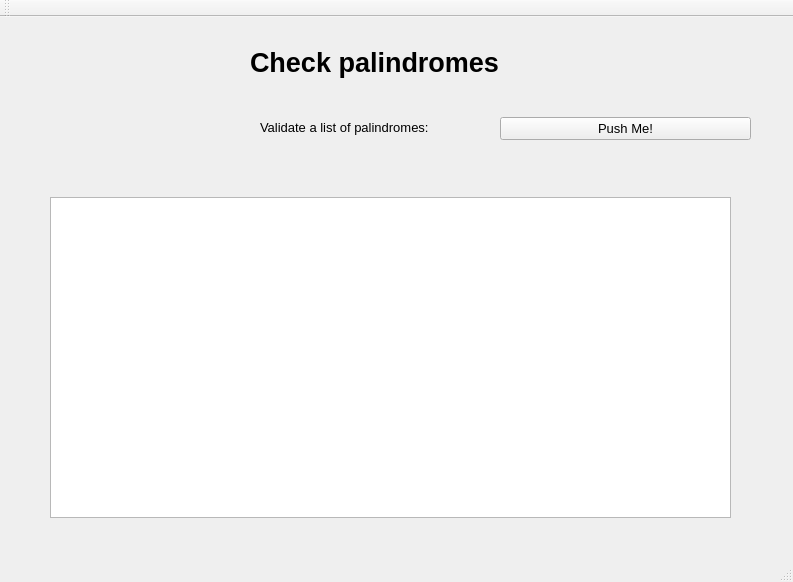
Before: the Qt Designer form mainwindow.ui in JohnOldman2018/PalindromeValidation, drawn with Qt 5.
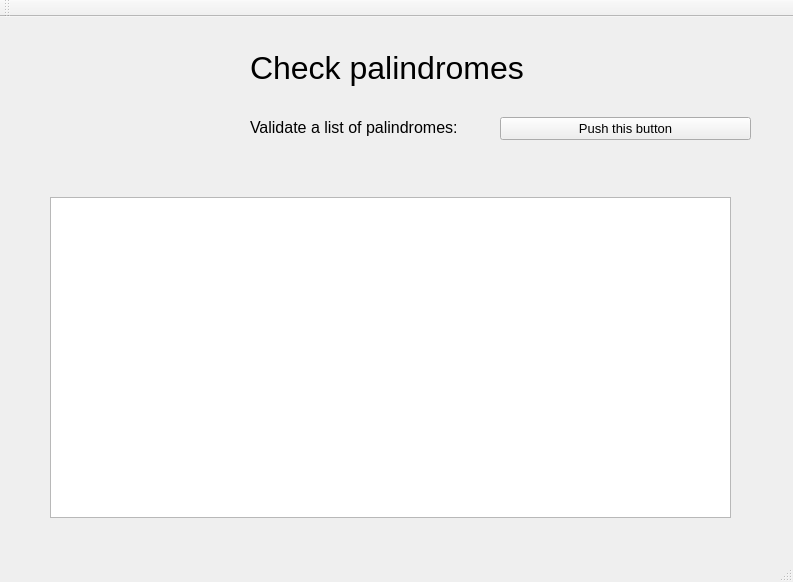
After: the same form once the commit is applied.

Patch:
```diff
--- a/mainwindow.ui
+++ b/mainwindow.ui
@@ -19,15 +19,15 @@
      <rect>
       <x>250</x>
       <y>30</y>
-      <width>361</width>
-      <height>31</height>
+      <width>401</width>
+      <height>41</height>
      </rect>
     </property>
     <property name="font">
      <font>
-      <pointsize>20</pointsize>
-      <weight>75</weight>
-      <bold>true</bold>
+      <pointsize>24</pointsize>
+      <weight>50</weight>
+      <bold>false</bold>
      </font>
     </property>
     <property name="text">
@@ -49,21 +49,21 @@
      </font>
     </property>
     <property name="text">
-     <string>Push Me!</string>
+     <string>Push this button</string>
     </property>
    </widget>
    <widget class="QLabel" name="label_2">
     <property name="geometry">
      <rect>
-      <x>260</x>
+      <x>250</x>
       <y>100</y>
-      <width>191</width>
+      <width>231</width>
       <height>21</height>
      </rect>
     </property>
     <property name="font">
      <font>
-      <pointsize>10</pointsize>
+      <pointsize>12</pointsize>
       <weight>50</weight>
       <bold>false</bold>
      </font>
```
